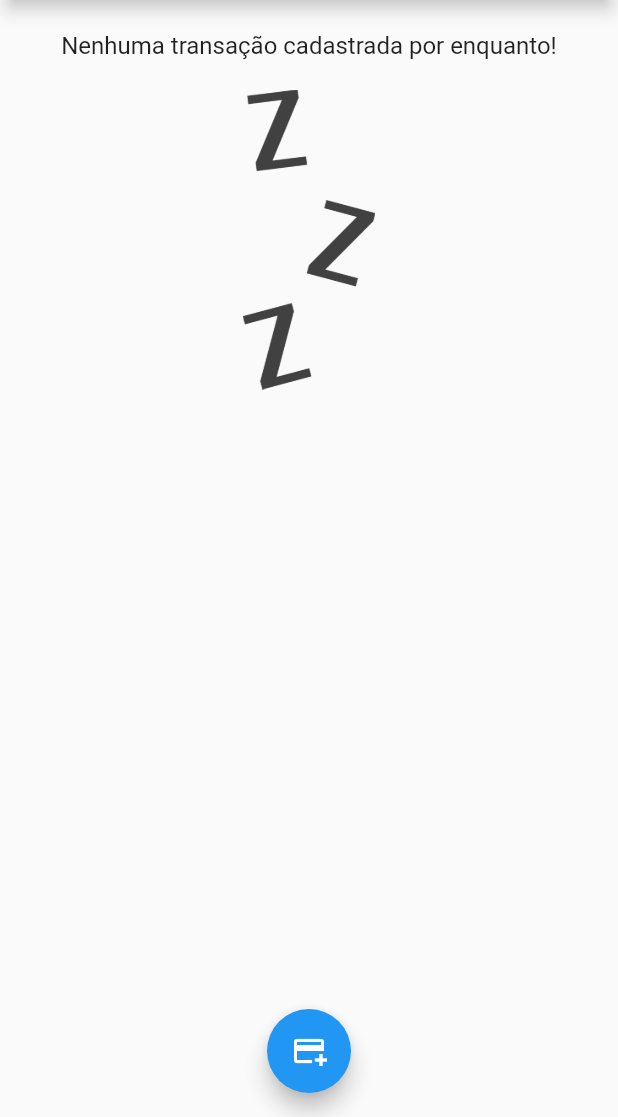
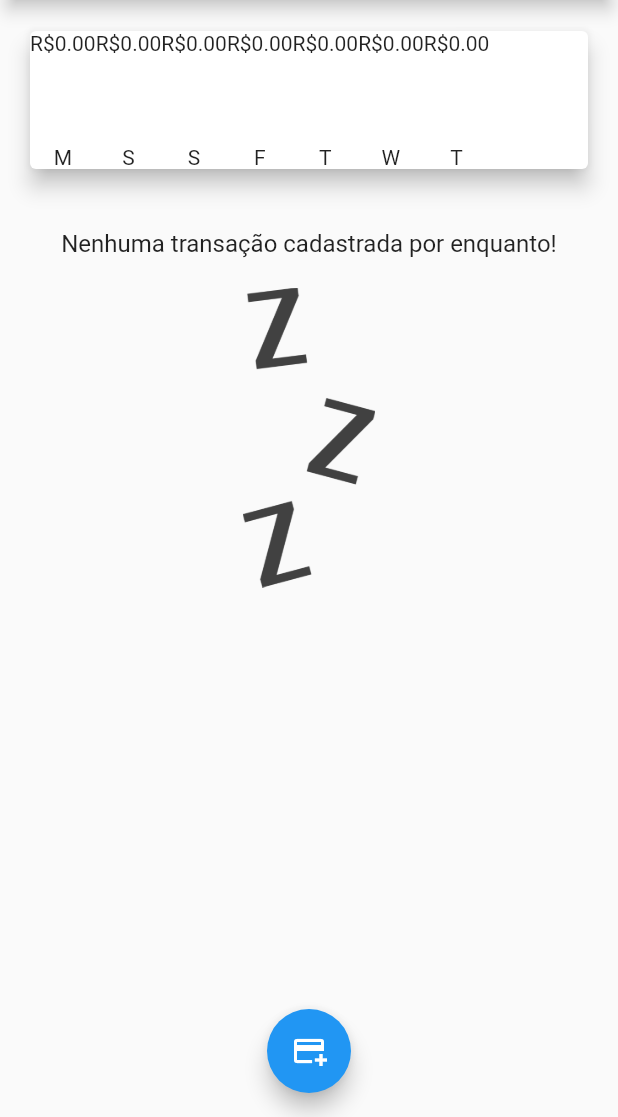
Before and after one commit to Leonardo-Toledo-Alves-Costa/despesas_app, a Flutter app: the screen it shows after launch, on a phone screen of 412 x 824 dp, the part 119-1236 px from its top. Run offline on Flutter 3.47's test engine with Material 3 defaults, Android fonts, the phone set to English and light mode, and no system bars.

Commit message:
Criação da branch Chart + criação dos widgets para gráfico

```diff
--- /dev/null
+++ b/lib/components/chart.dart
@@ -0,0 +1,52 @@
+import 'package:flutter/material.dart';
+import 'package:intl/intl.dart';
+import '../models/transaction.dart';
+import 'chart_bar.dart';
+
+class Chart extends StatelessWidget {
+  final List<Transaction> recentTransaction;
+
+  const Chart(this.recentTransaction, {super.key});
+
+  List<Map<String, Object>> get groupedTransactions {
+    return List.generate(7, (index) {
+      final weekDay = DateTime.now().subtract(
+        Duration(days: index),
+      );
+
+      double totalSum = 0.0;
+
+      for (var i = 0; i < recentTransaction.length; i++) {
+        bool sameDay = recentTransaction[i].date.day == weekDay.day;
+        bool sameMonth = recentTransaction[i].date.month == weekDay.month;
+        bool sameYear = recentTransaction[i].date.year == weekDay.year;
+
+        if (sameDay && sameMonth && sameYear) {
+          totalSum += recentTransaction[i].price;
+        }
+      }
+
+      return {
+        'day': DateFormat.E().format(weekDay)[0],
+        'value': totalSum,
+      };
+    });
+  }
+
+  @override
+  Widget build(BuildContext context) {
+    return Card(
+      elevation: 6,
+      margin: const EdgeInsets.all(20),
+      child: Row(
+        children: groupedTransactions.map((tr){
+          return ChartBar(
+            label: tr['day'] as String,
+            value: tr['value'] as double,
+            percentage: 0,
+          );
+        }).toList(),
+      ),
+    );
+  }
+}
--- /dev/null
+++ b/lib/components/chart_bar.dart
@@ -0,0 +1,28 @@
+import 'package:flutter/material.dart';
+import 'chart.dart';
+
+class ChartBar extends StatelessWidget {
+  const ChartBar({super.key, required this.label, this.percentage, this.value});
+
+  final String label;
+  final double? percentage;
+  final double? value;
+
+
+  @override
+  Widget build(BuildContext context) {
+    return Column(
+      children: [
+        Text('R\$${value?.toStringAsFixed(2)}'),
+        SizedBox(height: 5,),
+        Container(
+          height: 50,
+          width: 10,
+          child: Stack(),
+        ),
+        SizedBox(height: 5,),
+        Text(label)
+      ],
+    );
+  }
+}
--- a/lib/main.dart
+++ b/lib/main.dart
@@ -1,3 +1,4 @@
+import 'package:despesas_app/components/chart.dart';
 import 'package:despesas_app/components/transaction_form.dart';
 import 'components/transaction_list.dart';
 import 'package:flutter/material.dart';
@@ -54,6 +55,14 @@ class _HomePageState extends State<HomePage> {
       date: DateTime.now())*/
   ];
 
+    List<Transaction> get _recentTransactions {
+    return _transactions.where((tr) {
+      return tr.date.isAfter(DateTime.now().subtract(
+        const Duration(days: 7),
+      ));
+    }).toList();
+  }
+
     _addTransaction(String title, double price){
     final newTransaction = Transaction(
       id: Random().nextDouble().toString(),
@@ -100,6 +109,7 @@ _openTransactionFormModal(BuildContext context){
                   child: Text('Gráfico 1'),
               ),
             ),
+      Chart(_recentTransactions),
       TransactionList(_transactions),
           ],
         ),
```
